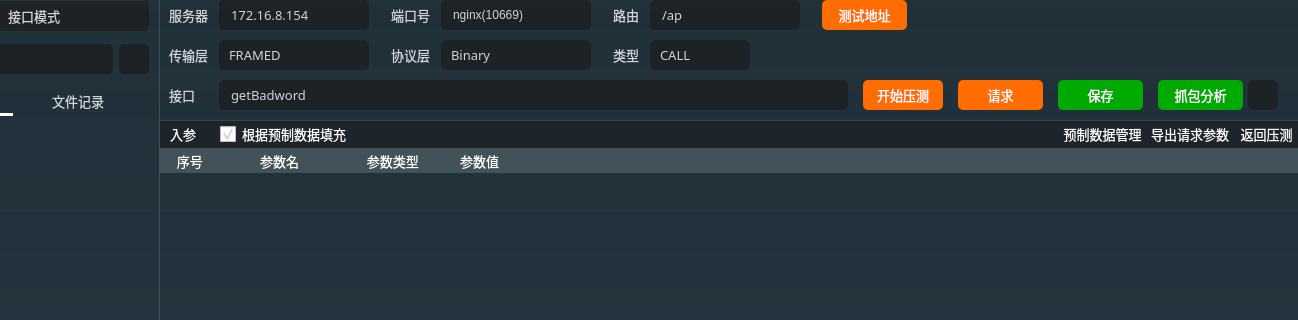
HuaGouFdog/Fdog-Kit, file Fdog-Kit/module_thrift/thriftwidget.ui: the form before one commit; both pictures show x 102 to 1400 and y 0 to 320 of the 1400 by 824 pixel window.
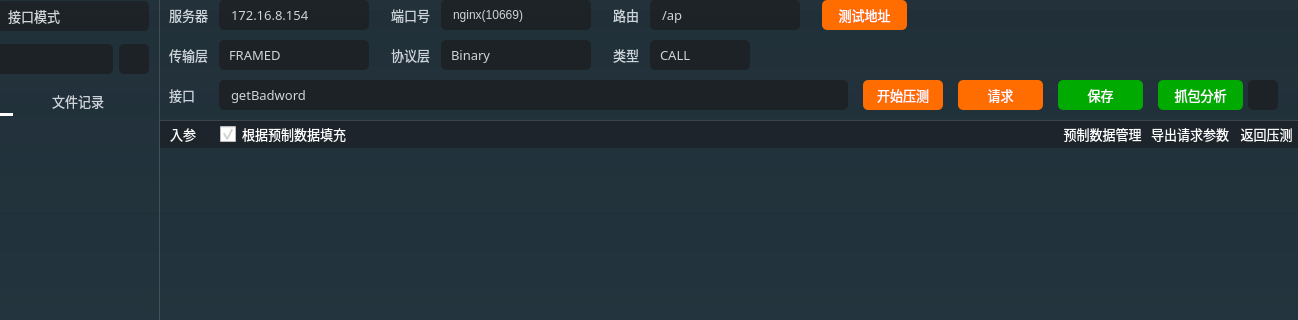
The form after the commit. Icons and pictures are not drawn. Custom widgets are drawn as their Qt base class.

```diff
--- a/Fdog-Kit/module_thrift/thriftwidget.ui
+++ b/Fdog-Kit/module_thrift/thriftwidget.ui
@@ -5375,7 +5375,7 @@
                             <bool>false</bool>
                            </property>
                            <attribute name="headerVisible">
-                            <bool>true</bool>
+                            <bool>false</bool>
                            </attribute>
                            <attribute name="headerMinimumSectionSize">
                             <number>20</number>
```
Left out of the diff: 12 changed lines with no effect on the pictures.
